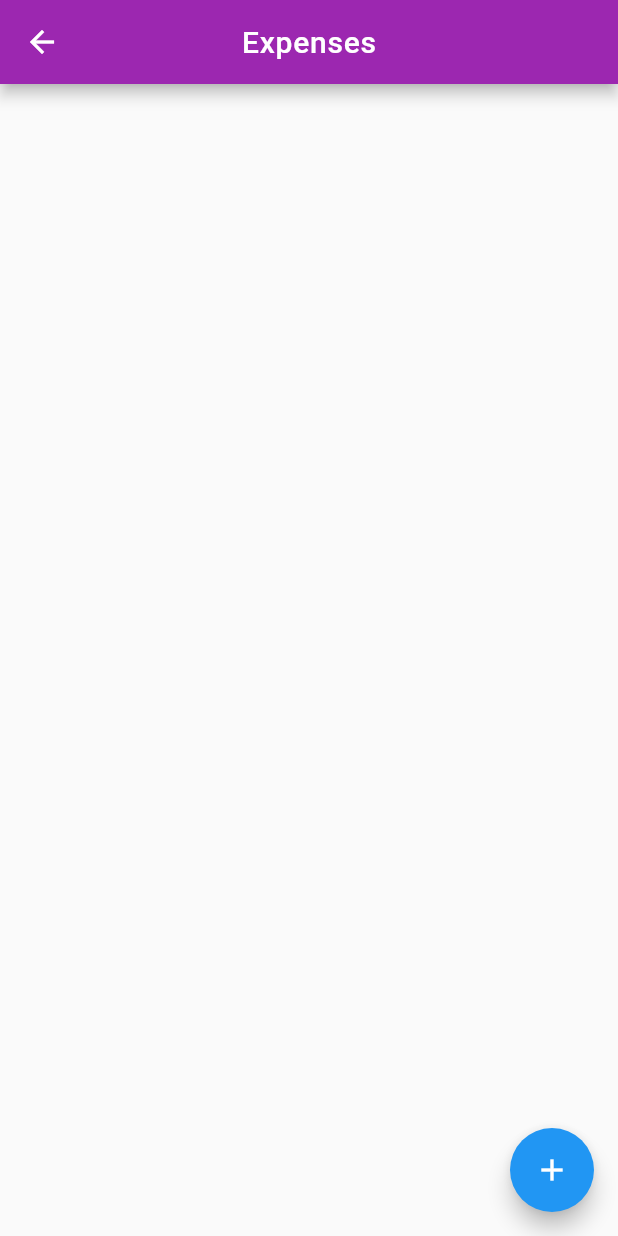
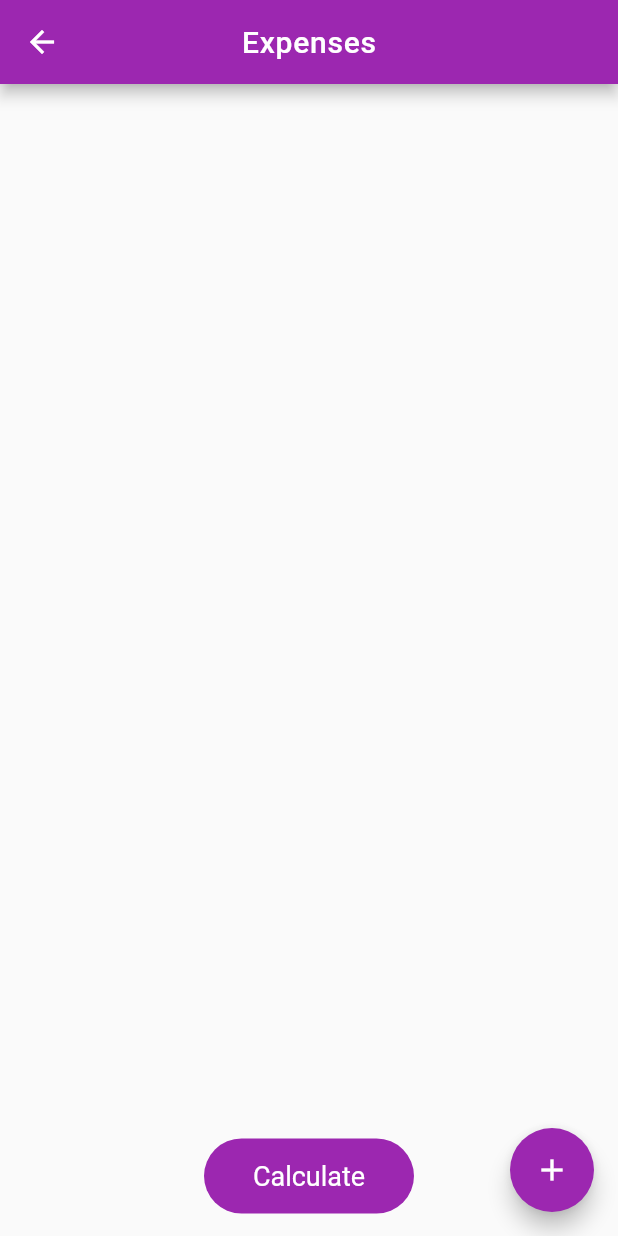
Before and after one commit to samtuga1/expense_app, a Flutter app: the HomeScreen screen opened by its route, on a phone screen of 412 x 824 dp. Run offline on Flutter 3.47's test engine with Material 2 defaults, Android fonts, the phone set to English and light mode, and no system bars; our stand-ins replace rflutter_alert; missing offline and left inert: sk_onboarding_screen.

Commit message:
Added a button to calculate the total expenses

```diff
--- a/lib/home_screen.dart
+++ b/lib/home_screen.dart
@@ -81,6 +81,7 @@ class _HomeScreenState extends State<HomeScreen> {
   Widget build(BuildContext context) {
     return Scaffold(
       floatingActionButton: FloatingActionButton(
+          backgroundColor: Colors.purple,
           child: const Icon(Icons.add),
           onPressed: () {
             setState(() {
@@ -97,8 +98,32 @@ class _HomeScreenState extends State<HomeScreen> {
         centerTitle: true,
       ),
       body: SafeArea(
-        child: SingleChildScrollView(
-          child: generateCards(),
+        child: Column(
+          mainAxisAlignment: MainAxisAlignment.spaceBetween,
+          children: [
+            SingleChildScrollView(
+              child: generateCards(),
+            ),
+            Row(
+              mainAxisAlignment: MainAxisAlignment.center,
+              children: [
+                Container(
+                  child: const Center(
+                      child: Text(
+                    'Calculate',
+                    style: TextStyle(fontSize: 18, color: Colors.white),
+                  )),
+                  margin: const EdgeInsets.only(bottom: 15),
+                  decoration: BoxDecoration(
+                    color: Colors.purple,
+                    borderRadius: BorderRadius.circular(30),
+                  ),
+                  width: 140,
+                  height: 50,
+                ),
+              ],
+            )
+          ],
         ),
       ),
     );
```
